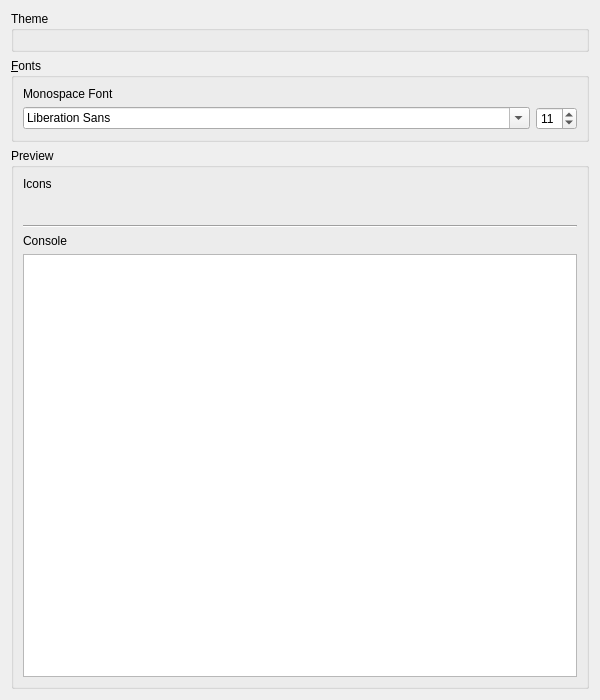
The window that launcher/ui/pages/global/AppearancePage.ui (FreesmTeam/FreesmLauncher) describes before a commit, drawn with Qt 5.
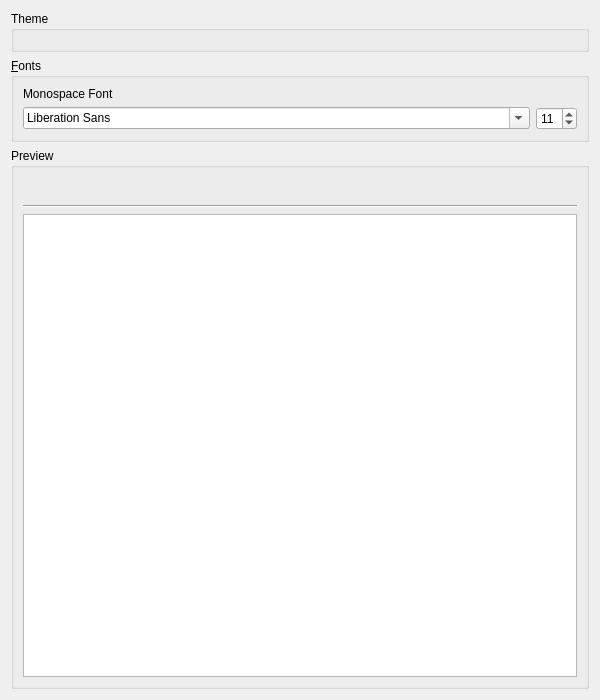
The same window after the commit. Icons and pictures are not drawn. Custom widgets are drawn as their Qt base class.

Commit message: Add icons to appearance page

Diff of the .ui file:
```diff
--- a/launcher/ui/pages/global/AppearancePage.ui
+++ b/launcher/ui/pages/global/AppearancePage.ui
@@ -77,13 +77,6 @@
       <string>Preview</string>
      </property>
      <layout class="QVBoxLayout" name="verticalLayout_3">
-      <item>
-       <widget class="QLabel" name="label_2">
-        <property name="text">
-         <string>Icons</string>
-        </property>
-       </widget>
-      </item>
       <item>
        <layout class="QHBoxLayout" name="horizontalLayout">
         <item>
@@ -231,6 +224,12 @@
           <property name="orientation">
            <enum>Qt::Horizontal</enum>
           </property>
+          <property name="sizeHint" stdset="0">
+           <size>
+            <width>0</width>
+            <height>0</height>
+           </size>
+          </property>
          </spacer>
         </item>
        </layout>
@@ -242,13 +241,6 @@
         </property>
        </widget>
       </item>
-      <item>
-       <widget class="QLabel" name="label_3">
-        <property name="text">
-         <string>Console</string>
-        </property>
-       </widget>
-      </item>
       <item>
        <widget class="QTextEdit" name="fontPreview">
         <property name="sizePolicy">
```
Left out of the diff: 30 changed lines with no effect on the pictures. The commit also changes 20 other files.
